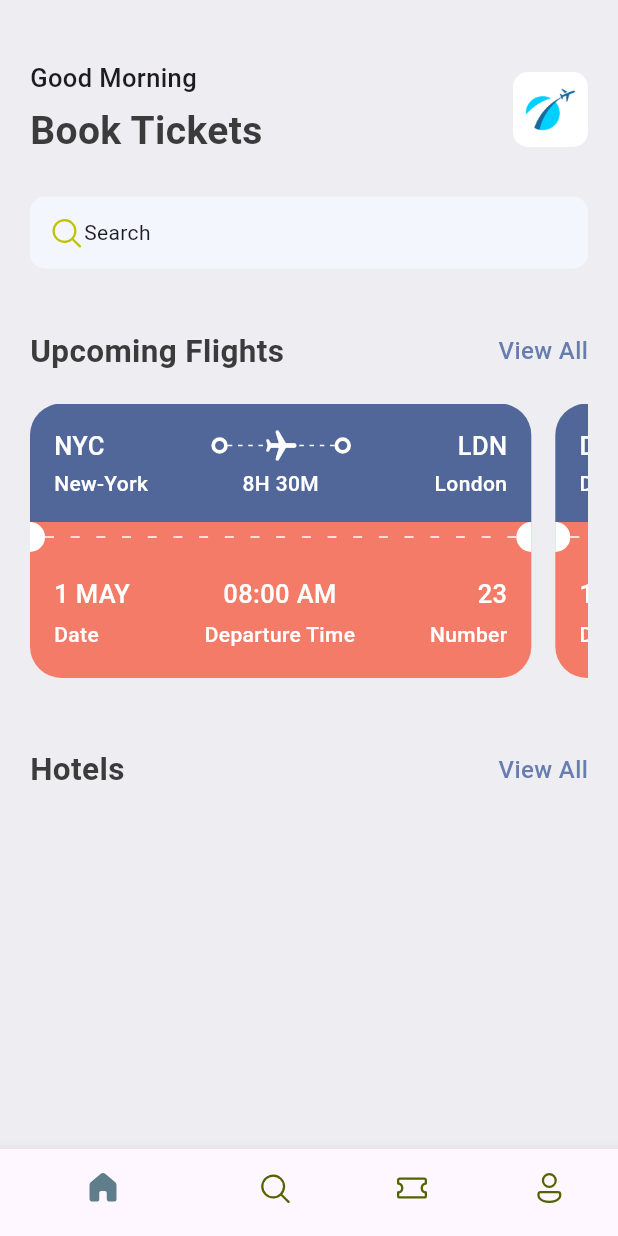
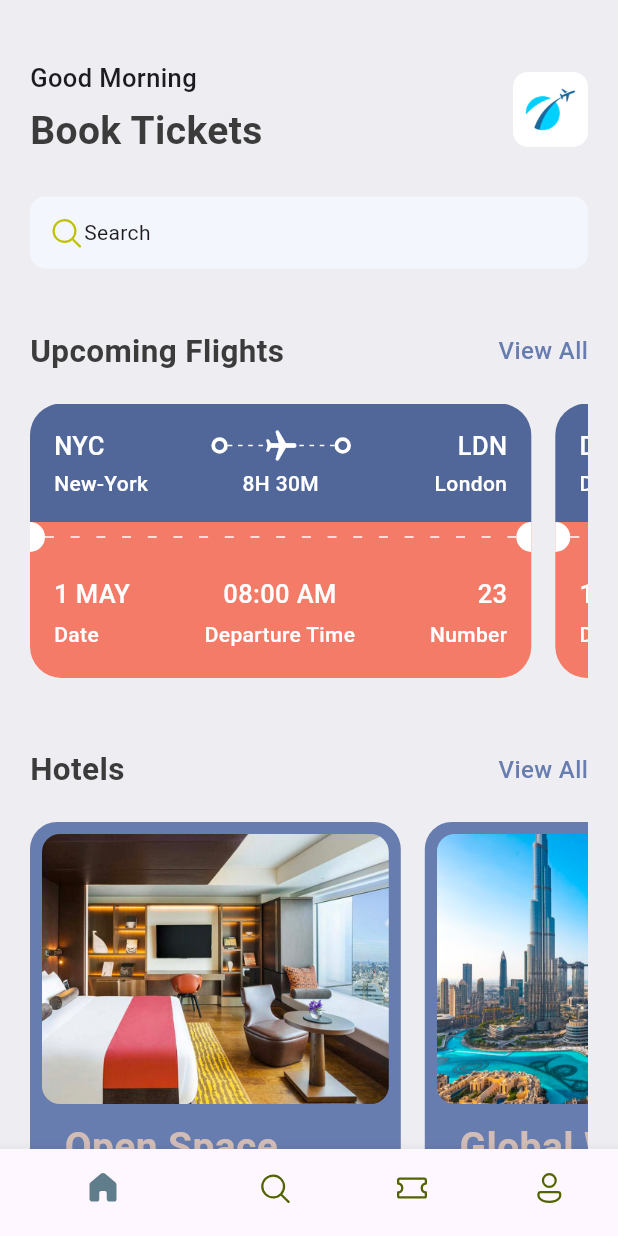
Before and after one commit to JibinB02/ticket-booking, a Flutter app: the screen it shows after launch, on a phone screen of 412 x 824 dp. Run offline on Flutter 3.47's test engine with Material 3 defaults, Android fonts, the phone set to English and light mode, and no system bars; our stand-ins replace fluentui_icons.

Commit message:
routes and hotels starting stage2

```diff
--- a/lib/base/res/media.dart
+++ b/lib/base/res/media.dart
@@ -1,4 +1,6 @@
 class AppMedia {
   static const _baseImage = "assets/images";
   static const logo = '$_baseImage/logo.png';
+  static const hotelRoom = '$_baseImage/hotel_room.png';
+  static const globalWill = '$_baseImage/city_view.png';
 }
--- a/lib/base/res/styles/app_styles.dart
+++ b/lib/base/res/styles/app_styles.dart
@@ -8,6 +8,7 @@ class AppStyles {
   static Color ticketOrange = const Color(0xFFF37B67);
   static Color bgColor = const Color(0xFFeeedf2);
   static Color textColor = const Color(0xFF3b3b3b);
+  static Color kakiColor = const Color(0xFFd2bdb6);
   static TextStyle headLineStyle1 = TextStyle(fontSize: 26,fontWeight: FontWeight.bold, color: textColor);
   static TextStyle headLineStyle3 = const TextStyle(fontSize: 17,fontWeight: FontWeight.w500);
   static TextStyle headLineStyle2 =  TextStyle(fontSize: 21,fontWeight: FontWeight.bold, color: textColor);
--- a/lib/base/utils/all_json.dart
+++ b/lib/base/utils/all_json.dart
@@ -1,3 +1,5 @@
+import 'package:ticket_app/base/res/media.dart';
+
 List<Map<String, dynamic>> ticketList = [
   {
     'from': {
@@ -140,3 +142,85 @@ List<Map<String, dynamic>> ticketList = [
     "number": 156
   }
 ];
+
+
+List<Map<String, dynamic>> hotelList = [
+  {
+    'image': "hotel_room.png",
+    'place': 'Open Space',
+    'destination': 'London',
+    'price': 25
+  },
+  {
+    'image': "city_view.png",
+    'place': 'Global Will',
+    'destination': 'London',
+    'price': 40
+  },
+  {
+    'image': 'city_view_2.png',
+    'place': 'Tallest Building',
+    'destination': 'Dubai',
+    'price': 68
+  },
+  {
+    'image': 'four.png',
+    'place': 'Sunset Resort',
+    'destination': 'Maldives',
+    'price': 150
+  },
+  {
+    'image': 'five.png',
+    'place': 'City Lights',
+    'destination': 'New York',
+    'price': 90
+  },
+  {
+    'image': 'six.png',
+    'place': 'Mountain Retreat',
+    'destination': 'Switzerland',
+    'price': 120
+  },
+  {
+    'image': 'seven.png',
+    'place': 'Beachside Villa',
+    'destination': 'Bali',
+    'price': 80
+  },
+  {
+    'image': 'eight.png',
+    'place': 'Historic Inn',
+    'destination': 'Rome',
+    'price': 70
+  },
+  {
+    'image': 'nine.png',
+    'place': 'Urban Escape',
+    'destination': 'Tokyo',
+    'price': 85
+  },
+  {
+    'image': 'ten.png',
+    'place': 'Desert Oasis',
+    'destination': 'Marrakech',
+    'price': 55
+  },
+  {
+    'image': 'eleven.png',
+    'place': 'Rainforest Lodge',
+    'destination': 'Costa Rica',
+    'price': 110
+  },
+  {
+    'image': 'twelve.png',
+    'place': 'Lakeview Cabin',
+    'destination': 'Canada',
+    'price': 95
+  },
+  {
+    'image': 'thirteen.png',
+    'place': 'Safari Camp',
+    'destination': 'Kenya',
+    'price': 130
+  },
+];
--- a/lib/screens/home_screen.dart
+++ b/lib/screens/home_screen.dart
@@ -5,6 +5,7 @@ import 'package:ticket_app/base/res/styles/app_styles.dart';
 import 'package:ticket_app/base/utils/all_json.dart';
 import 'package:ticket_app/base/widgets/app_double_text.dart';
 import 'package:ticket_app/base/widgets/ticket_view.dart';
+import 'package:ticket_app/screens/widgets/hotel.dart';
 
 class HomeScreen extends StatelessWidget {
   const HomeScreen({super.key});
@@ -20,6 +21,7 @@ class HomeScreen extends StatelessWidget {
           Container(
             padding: const EdgeInsets.symmetric(horizontal: 20),
             child: Column(
+              crossAxisAlignment: CrossAxisAlignment.start,
               children: [
                 Row(
                   mainAxisAlignment: MainAxisAlignment.spaceBetween,
@@ -81,7 +83,12 @@ class HomeScreen extends StatelessWidget {
 
                   },
                   ),
-
+                const SizedBox(height: 20),
+                SingleChildScrollView(
+                  scrollDirection: Axis.horizontal,
+                  child: Row(
+                    children: hotelList.take(3).map((singleHotel) => Hotel(hotel:singleHotel)).toList(),
+                  ))
               ],
             ),
           ),
--- /dev/null
+++ b/lib/screens/widgets/hotel.dart
@@ -0,0 +1,73 @@
+import 'package:flutter/material.dart';
+import 'package:ticket_app/base/res/media.dart';
+import 'package:ticket_app/base/res/styles/app_styles.dart';
+
+class Hotel extends StatelessWidget {
+  final Map<String, dynamic> hotel;
+  const Hotel({super.key, required this.hotel});
+
+
+
+
+  @override
+  Widget build(BuildContext context) {
+    final size = MediaQuery.of(context).size;
+    return Container(
+      padding: const EdgeInsets.all(8.0),
+      width: size.width*0.6,
+      height: 350,
+      margin: const EdgeInsets.only(right: 16),
+      decoration: BoxDecoration(
+        color: AppStyles.primaryColor,
+        borderRadius: BorderRadius.circular(18)
+      ),
+      child: Column(
+        crossAxisAlignment: CrossAxisAlignment.start,
+        children: [
+          Container(
+            height: 180,
+            decoration: BoxDecoration(
+              color: AppStyles.primaryColor,
+              borderRadius: BorderRadius.circular(12),
+              image: DecorationImage(
+                fit: BoxFit.cover,
+                image: AssetImage(
+                  "assets/images/${hotel['image']}"
+                ))
+            ),
+          ),
+
+          const SizedBox(height: 10,),
+
+          Padding(
+            padding: const EdgeInsets.only(left: 15),
+            child: Text(
+              hotel['place'],
+              style: AppStyles.headLineStyle1.copyWith(color: AppStyles.kakiColor),
+            ),
+          ),
+
+          const SizedBox(height: 5,),
+
+          Padding(
+            padding: const EdgeInsets.only(left: 15),
+            child: Text(
+              hotel['destination'],
+              style: AppStyles.headLineStyle3.copyWith(color: Colors.white),
+            ),
+          ),
+
+          const SizedBox(height: 5,),
+
+          Padding(
+            padding: const EdgeInsets.only(left: 15),
+            child: Text(
+             '\$${hotel['price']}/night',
+              style: AppStyles.headLineStyle1.copyWith(color: AppStyles.kakiColor),
+            ),
+          )
+        ],
+      ),
+    );
+  }
+}
```
